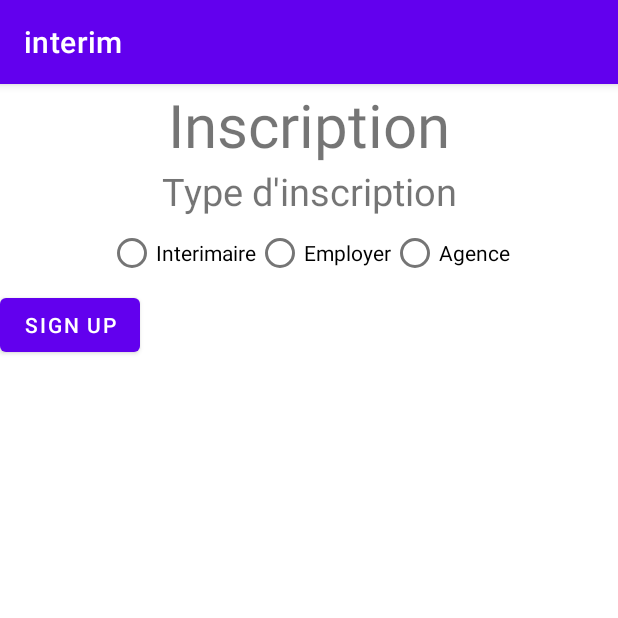
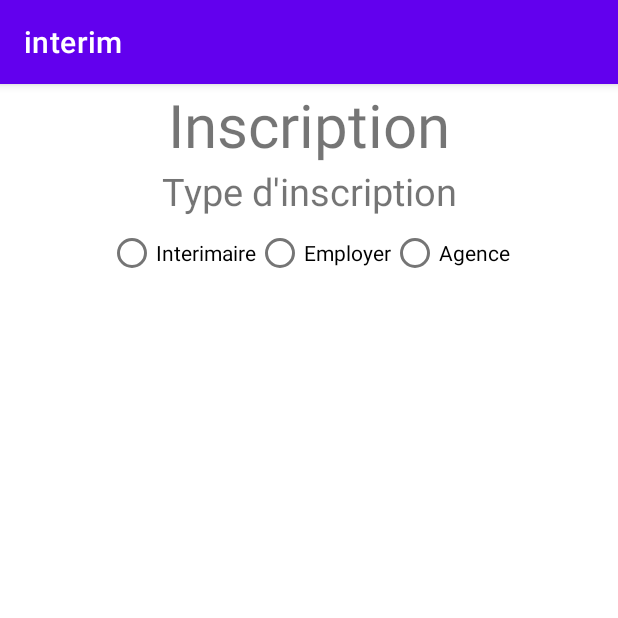
Before and after one commit to dneial/projet-android, an Android app: the screen it shows after launch (ConnectionActivity), after a tap on an icon or button, on a phone screen of 412 x 824 dp, the top half of it. Run offline under Robolectric (Android 15) with nearby library versions, the phone set to English and light mode, and no system bars; 1 statement that could not run was skipped.

Commit message:
test page inscr

```diff
--- a/app/src/main/res/layout/fragment_signup.xml
+++ b/app/src/main/res/layout/fragment_signup.xml
@@ -1,5 +1,7 @@
 <?xml version="1.0" encoding="utf-8"?>
-<androidx.constraintlayout.widget.ConstraintLayout xmlns:android="http://schemas.android.com/apk/res/android"
+
+<androidx.constraintlayout.widget.ConstraintLayout
+    xmlns:android="http://schemas.android.com/apk/res/android"
     xmlns:tools="http://schemas.android.com/tools"
     android:layout_width="match_parent"
     android:layout_height="match_parent"
@@ -62,12 +64,4 @@
         app:layout_constraintStart_toStartOf="parent"
         app:layout_constraintTop_toBottomOf="@+id/radio_group"/>
 
-    <Button
-        android:id="@+id/connectionButton"
-        android:layout_width="wrap_content"
-        android:layout_height="wrap_content"
-        android:text="Sign up"
-        app:layout_constraintStart_toStartOf="parent"
-        app:layout_constraintTop_toBottomOf="@+id/fragment_container" />
-
 </androidx.constraintlayout.widget.ConstraintLayout>
```
